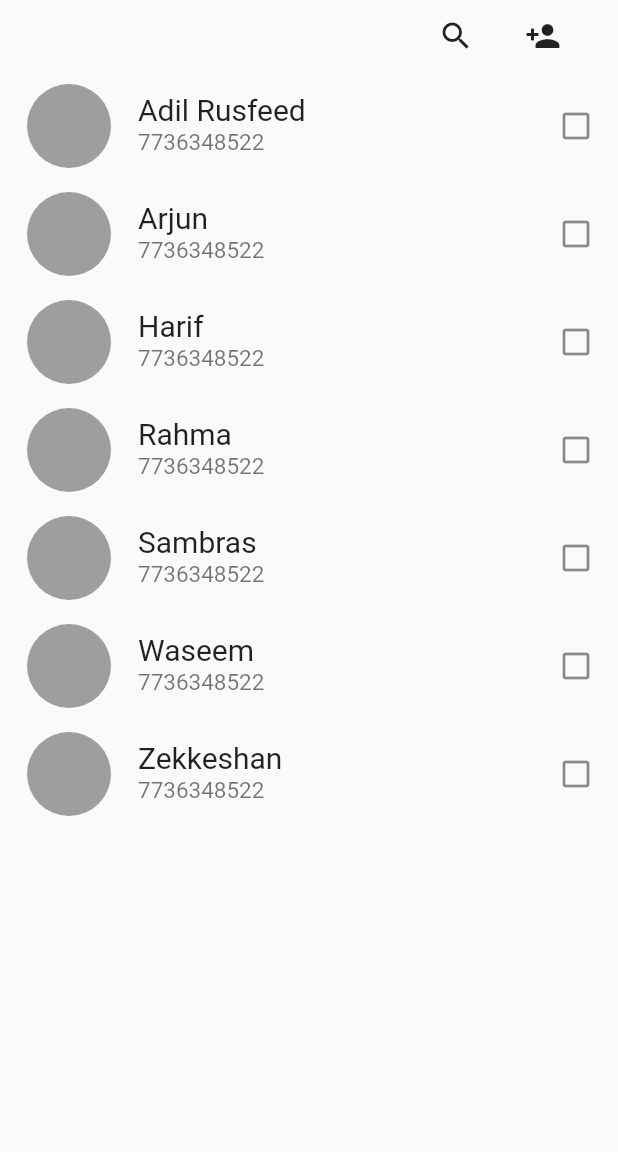
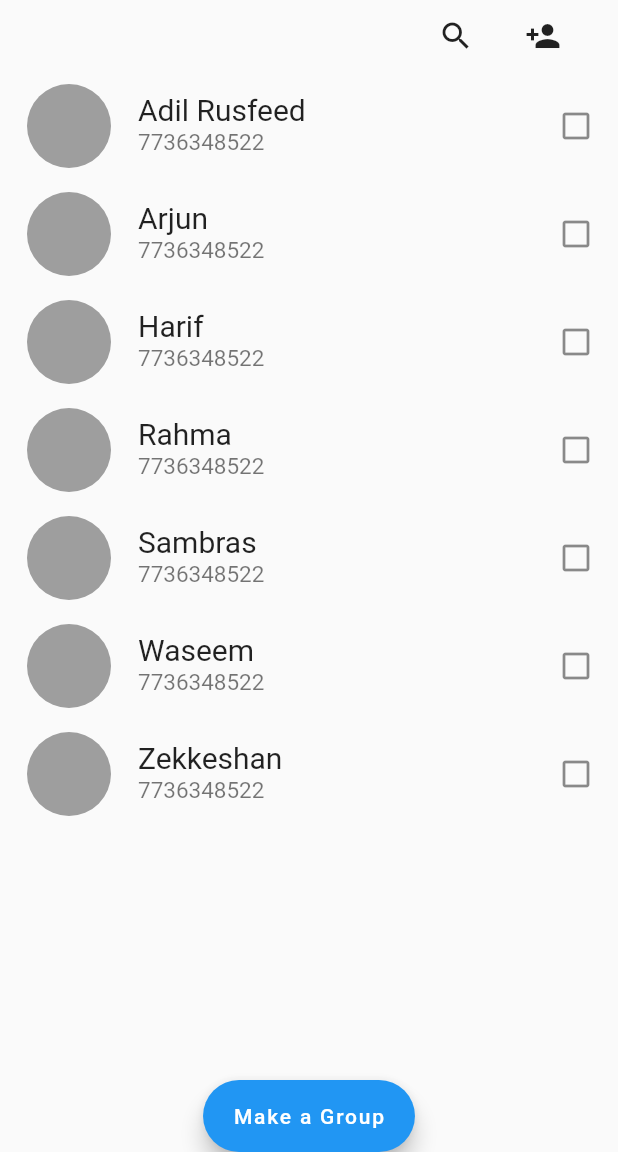
Before and after one commit to Ayishamarva7998/ExpenseTrack, a Flutter app: the Adduser screen opened directly, on a phone screen of 412 x 824 dp, the part 84-1236 px from its top. Run offline on Flutter 3.47's test engine with Material 2 defaults, Android fonts, the phone set to English and light mode, and no system bars; our stand-ins replace fl_chart.

Commit message:
add user updated

```diff
--- a/lib/screens/adduser.dart
+++ b/lib/screens/adduser.dart
@@ -9,44 +9,86 @@ class Adduser extends StatelessWidget {
   @override
   Widget build(BuildContext context) {
     return Scaffold(
-      appBar: AppBar(leading:IconButton(onPressed: (){
+      appBar: AppBar(
+        leading: IconButton(
+          onPressed: () {
             Navigator.of(context).push(MaterialPageRoute(builder: (context) => bottombar(),));
-      }, icon: Icon(Icons.arrow_back)),
-         backgroundColor: const Color.fromARGB(255, 208, 202, 202),elevation: 0, title: Text('Friends',style: TextStyle(fontWeight: FontWeight.bold,fontSize:26,color: Colors.black ,),),
+          },
+          icon: Icon(Icons.arrow_back),
         ),
-    body: SingleChildScrollView(
-      child: Column(
+        backgroundColor: const Color.fromARGB(255, 208, 202, 202),
+        elevation: 0,
+        title: Text(
+          'Friends',
+          style: TextStyle(
+            fontWeight: FontWeight.bold,
+            fontSize: 26,
+            color: Colors.black,
+          ),
+        ),
+      ),
+      body: Column(
         children: [
           Row(
             children: [
               SizedBox(width: 280,),
-          IconButton(onPressed: (){}, icon: Icon(Icons.search)),
+              IconButton(
+                onPressed: () {},
+                icon: Icon(Icons.search),
+              ),
               SizedBox(width: 10,),
-            IconButton(onPressed: (){
+              IconButton(
+                onPressed: () {
                   Navigator.of(context).push(MaterialPageRoute(builder: (context) => Addcontact(),));
-            }, icon: Icon(Icons.person_add))
+                },
+                icon: Icon(Icons.person_add),
+              ),
             ],
-
           ),
-
-           contactlist(text1: 'Adil Rusfeed',text2: '7736348522'),
+          Expanded(
+            child: ListView(
+              children: [
+                contactlist(text1: 'Adil Rusfeed', text2: '7736348522'),
                 contactlist(text1: 'Arjun ', text2: '7736348522'),
                 contactlist(text1: 'Harif ', text2: '7736348522'),
                 contactlist(text1: 'Rahma', text2: '7736348522'),
                 contactlist(text1: 'Sambras', text2: '7736348522'),
                 contactlist(text1: 'Waseem', text2: '7736348522'),
-           contactlist(text1: 'Zekkeshan', text2: '7736348522')
+                contactlist(text1: 'Zekkeshan', text2: '7736348522'),
               ],
             ),
+          ),
+        Align(alignment: Alignment.topCenter,
+          child: FloatingActionButton.extended(onPressed:(){
+            popupbox(context);
+          }, label: Text('Make a Group')))
+        ],
       ),
     );
   }
 
-  ListTile contactlist({required String text1,required String text2}) {
-    return ListTile(leading: CircleAvatar(radius: 30,backgroundColor: Colors.grey,),
-         title: Text(text1 ,style: TextStyle(fontSize: 20),),
-         subtitle: Text(text2,style: TextStyle(fontSize: 15),),
-         trailing: Icon(Icons.check_box_outline_blank),);
+  ListTile contactlist({required String text1, required String text2}) {
+    return ListTile(
+      leading: CircleAvatar(radius: 30, backgroundColor: Colors.grey,),
+      title: Text(text1, style: TextStyle(fontSize: 20),),
+      subtitle: Text(text2, style: TextStyle(fontSize: 15),),
+      trailing: Icon(Icons.check_box_outline_blank),
+    );
   }
+  void popupbox(BuildContext context){
+    showDialog(context: context,
+    builder: (BuildContext context){
+      return AlertDialog(
+        title:Text("group"),
+        content: TextField(),
+        actions: [
+          TextButton(onPressed: (){
+            Navigator.of(context).pop();
+          }, child:Text("cancel")),
+          TextButton(onPressed: (){}, child: Text("ok"))
+        ],
+      );
+    });
 
   }
+}
```
Also changed, not shown: lib/screens/settings/settings_screen.dart (+4 -4 lines). Lines whose indentation alone changed are shown as unchanged.
